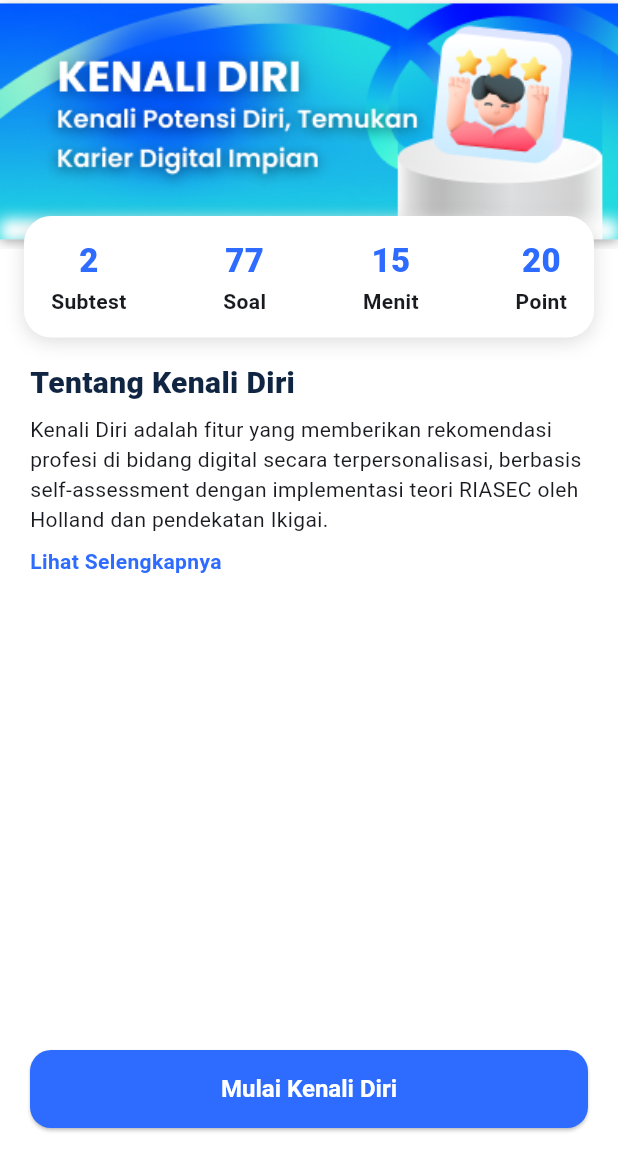
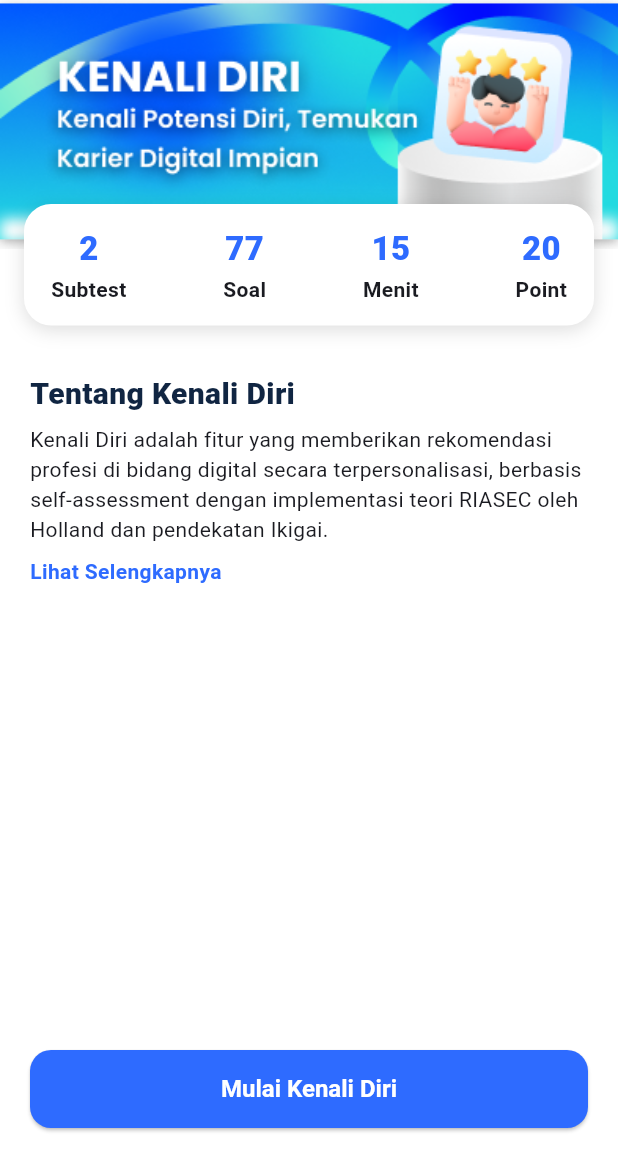
Before and after one commit to REXTRA-ID/rextra-md, a Flutter app: the KenaliDiriInfoPage screen opened by its route, after a tap on "Sembunyikan", on a phone screen of 412 x 824 dp, the part 84-1236 px from its top. Run offline on Flutter 3.47's test engine with Material 3 defaults, Android fonts, the light colour scheme and no system bars; our stand-ins replace dio, firebase_auth, firebase_core, flutter_riverpod, flutter_secure_storage, go_router and 1 more; accounts and stored records are empty.

Commit message:
kenali diri fixed

```diff
--- a/lib/features/kenalidiri/presentation/kenalidiri_pages.dart
+++ b/lib/features/kenalidiri/presentation/kenalidiri_pages.dart
@@ -46,16 +46,18 @@ class KenaliDiriInfoPage extends StatefulWidget {
 class _KenaliDiriInfoPageState extends State<KenaliDiriInfoPage> {
   bool expanded = true;
 
+  // ukuran elemen pinned
+  static const double _bannerH        = 166;  // tinggi banner
+  static const double _statsOverlap   = 30;    // 0 = persis di bawah banner, >0 sedikit overlap
+  static const double _statsHeightEst = 100;  // estimasi tinggi kartu (untuk padding konten)
+  static const double _sidePad        = 16;
+
   @override
   Widget build(BuildContext context) {
-    final bannerHeight = 166.0;
-
     return Scaffold(
       appBar: AppBar(
-        leading: IconButton(
-          onPressed: () => _safeBack(context, fallback: '/home'),
-          icon: const Icon(Icons.arrow_back_ios_new),
-        ),
+        leading: IconButton(onPressed: () => _safeBack(context, fallback: '/home'),
+            icon: const Icon(Icons.arrow_back_ios_new)),
         title: Image.asset('assets/images/rextra.png', height: 22),
         centerTitle: true,
         backgroundColor: Colors.white,
@@ -64,48 +66,15 @@ class _KenaliDiriInfoPageState extends State<KenaliDiriInfoPage> {
       ),
       body: Stack(
         children: [
-          /// ------- Banner -------
-          SizedBox(
-            height: bannerHeight,
-            width: double.infinity,
-            child: Image.asset(_assetBgKenaliDiri, fit: BoxFit.cover),
+          // -------------------- KONTEN SCROLLABLE --------------------
+          ListView(
+            padding: EdgeInsets.only(
+              // MULAI di bawah kartu statistik (bukan banner)
+              top: (_bannerH - _statsOverlap) + _statsHeightEst + 12,
+              bottom: 120,
+              left: 20,
+              right: 20,
             ),
-
-          /// ------- Konten scrollable -------
-          ListView(
-            padding: const EdgeInsets.only(bottom: 120),
-            children: [
-              SizedBox(height: bannerHeight - 22),
-
-              /// ------- Panel metrik (floating) -------
-              Padding(
-                padding: const EdgeInsets.symmetric(horizontal: 16),
-                child: Container(
-                  padding: const EdgeInsets.symmetric(horizontal: 18, vertical: 14),
-                  decoration: BoxDecoration(
-                    color: Colors.white,
-                    borderRadius: BorderRadius.circular(18),
-                    boxShadow: const [
-                      BoxShadow(color: Color(0x22000000), blurRadius: 10, offset: Offset(0, 3)),
-                    ],
-                  ),
-                  child: Row(
-                    mainAxisAlignment: MainAxisAlignment.spaceBetween,
-                    children: const [
-                      _MetricItem(value: '2', label: 'Subtest'),
-                      _MetricItem(value: '77', label: 'Soal'),
-                      _MetricItem(value: '15', label: 'Menit'),
-                      _MetricItem(value: '20', label: 'Point'),
-                    ],
-                  ),
-                ),
-              ),
-
-              /// ------- Isi artikel -------
-              Padding(
-                padding: const EdgeInsets.fromLTRB(20, 16, 20, 0),
-                child: Column(
-                  crossAxisAlignment: CrossAxisAlignment.start,
             children: [
               _title('Tentang Kenali Diri'),
               const SizedBox(height: 6),
@@ -146,25 +115,54 @@ class _KenaliDiriInfoPageState extends State<KenaliDiriInfoPage> {
               ],
             ],
           ),
+
+          // -------------------- PINNED LAYER (BANNER + STATS) --------------------
+          IgnorePointer( // supaya tidak menghalangi scroll
+            ignoring: true,
+            child: SizedBox(
+              // beri ruang cukup agar kartu tidak terpotong
+              height: _bannerH + _statsHeightEst + 40,
+              width: double.infinity,
+              child: Stack(
+                clipBehavior: Clip.none,
+                children: [
+                  // banner
+                  Positioned.fill(
+                    top: 0,
+                    bottom: null,
+                    child: SizedBox(
+                      height: _bannerH,
+                      child: Image.asset(_assetBgKenaliDiri, fit: BoxFit.cover),
+                    ),
+                  ),
+                  // kartu statistik: di-set berada sedikit di bawah banner
+                  Positioned(
+                    top: _bannerH - _statsOverlap,
+                    left: _sidePad,
+                    right: _sidePad,
+                    child: _StatsPanel(), // tidak diberi height fixed
                   ),
                 ],
+              ),
+            ),
           ),
         ],
       ),
 
-      /// ------- CTA bawah -------
       bottomNavigationBar: SafeArea(
         child: Padding(
           padding: const EdgeInsets.fromLTRB(20, 12, 20, 16),
           child: GestureDetector(
-            onLongPress: () => context.go('/kenali/riasec-intro'), // DEV shortcut
+            onLongPress: () => context.go('/kenali/riasec-intro'), // dev shortcut
             child: ElevatedButton(
               onPressed: () async {
                 final ok = await showModalBottomSheet<bool>(
                   context: context,
                   isScrollControlled: true,
                   backgroundColor: Colors.white,
-                  shape: RoundedRectangleBorder(borderRadius: BorderRadius.circular(20)),
+                  shape: RoundedRectangleBorder(
+                    borderRadius: BorderRadius.circular(20),
+                  ),
                   builder: (_) => const _AccessCodeSheet(),
                 );
                 if (ok == true && context.mounted) {
@@ -179,25 +177,56 @@ class _KenaliDiriInfoPageState extends State<KenaliDiriInfoPage> {
     );
   }
 
+
   Widget _title(String t) => Text(
     t,
-    style: const TextStyle(fontWeight: FontWeight.w900, fontSize: 20, color: Color(0xFF102542)),
+    style: const TextStyle(
+      fontWeight: FontWeight.w900,
+      fontSize: 20,
+      color: Color(0xFF102542),
+    ),
   );
 }
 
+/// Stats panel (dipakai sebagai pinned di atas)
+class _StatsPanel extends StatelessWidget {
+  @override
+  Widget build(BuildContext context) {
+    return Container(
+      padding: const EdgeInsets.symmetric(horizontal: 18, vertical: 14),
+      decoration: BoxDecoration(
+        color: Colors.white,
+        borderRadius: BorderRadius.circular(18),
+        boxShadow: const [
+          BoxShadow(color: Color(0x22000000), blurRadius: 10, offset: Offset(0, 3)),
+        ],
+      ),
+      child: Row(
+        mainAxisAlignment: MainAxisAlignment.spaceBetween,
+        children: const [
+          _MetricItem(value: '2', label: 'Subtest'),
+          _MetricItem(value: '77', label: 'Soal'),
+          _MetricItem(value: '15', label: 'Menit'),
+          _MetricItem(value: '20', label: 'Point'),
+        ],
+      ),
+    );
+  }
+}
+
 class _MetricItem extends StatelessWidget {
-  final String value;
-  final String label;
+  final String value; final String label;
   const _MetricItem({required this.value, required this.label});
-
   @override
   Widget build(BuildContext context) {
     return Column(
       children: [
-        Text(
-          value,
-          style: const TextStyle(fontWeight: FontWeight.w900, fontSize: 22, color: Color(0xFF2E6BFF)),
-        ),
+        Text(value,
+            style: const TextStyle(
+              fontWeight: FontWeight.w900,
+              fontSize: 22,
+              color: Color(0xFF2E6BFF),
+            )),
         const SizedBox(height: 2),
         Text(label, style: const TextStyle(fontWeight: FontWeight.w700)),
       ],
@@ -577,10 +606,13 @@ class _RiasecQuestionCard extends StatelessWidget {
     required this.onSelect,
   });
 
-  final int number; // 1..72
-  final String question;
-  final int? selected; // 0..4
+  final int number;          // nomor soal 1..72
+  final String question;     // teks soal
+  final int? selected;       // 0..4 (null jika belum dipilih)
   final ValueChanged<int> onSelect;
+
+  static const double _optWidth  = 140; // lebar kotak opsi (cukup utk label panjang)
+  static const double _optHeight = 125; // tinggi kotak opsi
 
   @override
   Widget build(BuildContext context) {
@@ -594,43 +626,67 @@ class _RiasecQuestionCard extends StatelessWidget {
       child: Column(
         crossAxisAlignment: CrossAxisAlignment.start,
         children: [
-          Row(children: [
+          // Header badge
+          Row(
+            children: [
               _Badge('Soal $number'),
               const SizedBox(width: 8),
-            const _Badge('Skala: Peminatan',
-                color: Color(0xFFEAF1FF), textColor: Color(0xFF2E6BFF)),
-          ]),
+              const _Badge(
+                'Skala: Peminatan',
+                color: Color(0xFFEAF1FF),
+                textColor: Color(0xFF2E6BFF),
+              ),
+            ],
+          ),
           const SizedBox(height: 8),
-          Text(question, style: const TextStyle(fontWeight: FontWeight.w700)),
+
+          // Teks soal
+          Text(
+            question,
+            style: const TextStyle(fontWeight: FontWeight.w700),
+          ),
           const SizedBox(height: 12),
 
-          /// ------------ 5 opsi mendatar, lebar sama ---------------
-          Row(
-            children: List.generate(5, (opt) {
-              final isSel = selected == opt;
-              return Expanded(
-                child: Padding(
-                  padding:
-                  EdgeInsets.only(right: opt == 4 ? 0 : 8), // jarak antar kolom
-                  child: InkWell(
+          // 5 opsi – horizontal scroll, ukuran sama
+          SizedBox(
+            height: _optHeight,
+            child: ListView.separated(
+              scrollDirection: Axis.horizontal,
+              itemCount: 5,
+              separatorBuilder: (_, __) => const SizedBox(width: 10),
+              itemBuilder: (context, opt) {
+                final bool isSel = selected == opt;
+                return InkWell(
+                  borderRadius: BorderRadius.circular(12),
                   onTap: () => onSelect(opt),
-                    borderRadius: BorderRadius.circular(12),
                   child: Container(
-                      height: 120, // supaya tinggi tiap kotak sama
-                      padding: const EdgeInsets.symmetric(horizontal: 8, vertical: 10),
+                    width: _optWidth,
+                    height: _optHeight,
+                    padding: const EdgeInsets.symmetric(
+                      horizontal: 8,
+                      vertical: 10,
+                    ),
                     decoration: BoxDecoration(
                       border: Border.all(
-                          color: isSel ? const Color(0xFF2E6BFF) : const Color(0xFFE6EAF3),
+                        color: isSel
+                            ? const Color(0xFF2E6BFF)
+                            : const Color(0xFFE6EAF3),
                         width: 2,
                       ),
                       borderRadius: BorderRadius.circular(12),
-                        color: isSel ? const Color(0xFFEAF1FF) : Colors.white,
+                      color:
+                      isSel ? const Color(0xFFEAF1FF) : Colors.white,
                     ),
                     child: Column(
                       mainAxisAlignment: MainAxisAlignment.center,
                       children: [
-                          Image.asset(_faceAssets[opt], width: 38, height: 38),
+                        Image.asset(
+                          _faceAssets[opt],
+                          width: 40,
+                          height: 40,
+                        ),
                         const SizedBox(height: 6),
+                        // Label skala – 2 baris maksimal agar rapi
                         Text(
                           _scaleLabels[opt],
                           textAlign: TextAlign.center,
@@ -639,16 +695,15 @@ class _RiasecQuestionCard extends StatelessWidget {
                           style: const TextStyle(
                             fontWeight: FontWeight.w700,
                             fontSize: 13,
-                              height: 1.15,
+                            height: 1.2,
                           ),
                         ),
                       ],
                     ),
                   ),
+                );
+              },
             ),
-                ),
-              );
-            }),
           ),
         ],
       ),
```
Lines whose indentation alone changed are shown as unchanged.
